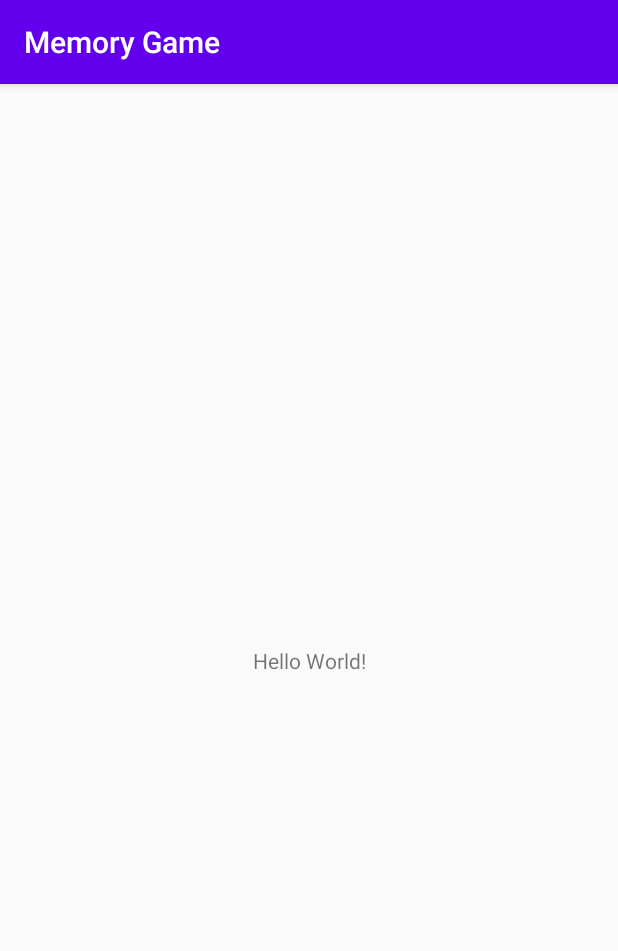
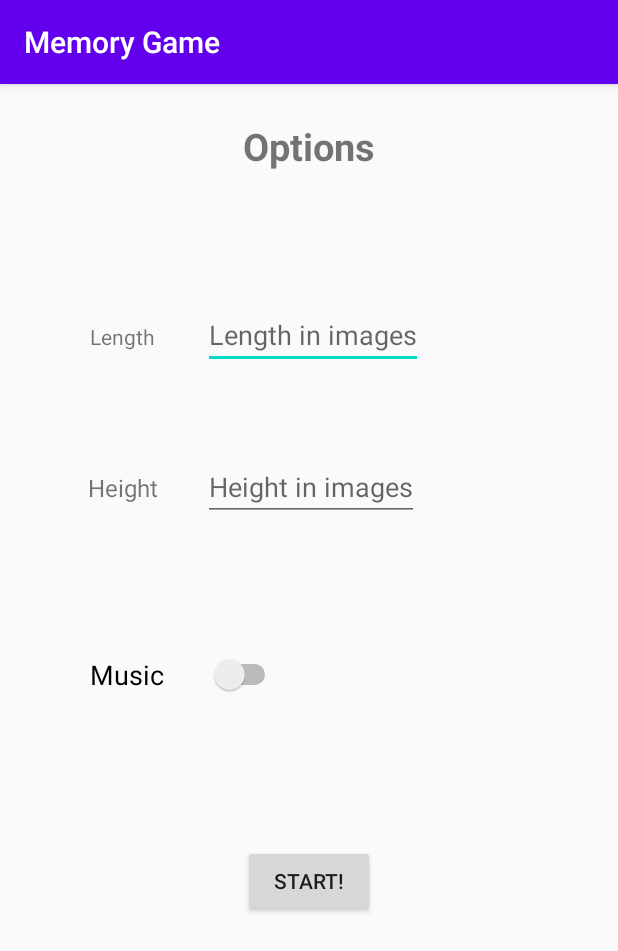
Before and after one commit to xrazis/uniLabWork, an Android app: the screen it shows after launch (MainActivity before the commit, OptionsAct after it), on a phone screen of 412 x 824 dp. Shown: the top 951 px of the screen. Run offline under Robolectric (Android 15) with nearby library versions, the phone set to English and light mode, and no system bars.

Commit message:
Add options screen

```diff
--- a/android-studio/MemoryGame/app/src/main/AndroidManifest.xml
+++ b/android-studio/MemoryGame/app/src/main/AndroidManifest.xml
@@ -9,7 +9,7 @@
         android:roundIcon="@mipmap/ic_launcher_round"
         android:supportsRtl="true"
         android:theme="@style/AppTheme">
-        <activity android:name=".MainActivity">
+        <activity android:name=".OptionsAct">
             <intent-filter>
                 <action android:name="android.intent.action.MAIN" />
 
--- a/android-studio/MemoryGame/app/src/main/java/com/example/memorygame/MainActivity.java
+++ b/android-studio/MemoryGame/app/src/main/java/com/example/memorygame/OptionsAct.java
@@ -1,14 +1,14 @@
 package com.example.memorygame;
+
+import android.os.Bundle;
 
 import androidx.appcompat.app.AppCompatActivity;
 
-import android.os.Bundle;
-
-public class MainActivity extends AppCompatActivity {
+public class OptionsAct extends AppCompatActivity {
 
     @Override
     protected void onCreate(Bundle savedInstanceState) {
         super.onCreate(savedInstanceState);
-        setContentView(R.layout.activity_main);
+        setContentView(R.layout.options_lay);
     }
 }
--- a/android-studio/MemoryGame/app/src/main/res/layout/activity_main.xml
+++ /dev/null
@@ -1,18 +0,0 @@
-<?xml version="1.0" encoding="utf-8"?>
-<androidx.constraintlayout.widget.ConstraintLayout xmlns:android="http://schemas.android.com/apk/res/android"
-    xmlns:app="http://schemas.android.com/apk/res-auto"
-    xmlns:tools="http://schemas.android.com/tools"
-    android:layout_width="match_parent"
-    android:layout_height="match_parent"
-    tools:context=".MainActivity">
-
-    <TextView
-        android:layout_width="wrap_content"
-        android:layout_height="wrap_content"
-        android:text="Hello World!"
-        app:layout_constraintBottom_toBottomOf="parent"
-        app:layout_constraintLeft_toLeftOf="parent"
-        app:layout_constraintRight_toRightOf="parent"
-        app:layout_constraintTop_toTopOf="parent" />
-
-</androidx.constraintlayout.widget.ConstraintLayout>
--- /dev/null
+++ b/android-studio/MemoryGame/app/src/main/res/layout/options_lay.xml
@@ -0,0 +1,91 @@
+<?xml version="1.0" encoding="utf-8"?>
+<androidx.constraintlayout.widget.ConstraintLayout xmlns:android="http://schemas.android.com/apk/res/android"
+    xmlns:app="http://schemas.android.com/apk/res-auto"
+    xmlns:tools="http://schemas.android.com/tools"
+    android:layout_width="match_parent"
+    android:layout_height="match_parent"
+    tools:context=".OptionsAct">
+
+    <TextView
+        android:id="@+id/textView"
+        android:layout_width="wrap_content"
+        android:layout_height="wrap_content"
+        android:layout_marginTop="24dp"
+        android:text="@string/strOptionsTitle"
+        android:textSize="25sp"
+        android:textStyle="bold"
+        app:layout_constraintEnd_toEndOf="parent"
+        app:layout_constraintStart_toStartOf="parent"
+        app:layout_constraintTop_toTopOf="parent" />
+
+    <TextView
+        android:id="@+id/textView2"
+        android:layout_width="wrap_content"
+        android:layout_height="wrap_content"
+        android:layout_marginStart="60dp"
+        android:layout_marginTop="100dp"
+        android:text="Length"
+        app:layout_constraintStart_toStartOf="parent"
+        app:layout_constraintTop_toBottomOf="@+id/textView" />
+
+    <EditText
+        android:id="@+id/etWidth"
+        android:layout_width="wrap_content"
+        android:layout_height="wrap_content"
+        android:layout_marginStart="32dp"
+        android:hint="Length in images"
+        android:inputType="textPersonName"
+        android:textSize="18sp"
+        app:layout_constraintBaseline_toBaselineOf="@+id/textView2"
+        app:layout_constraintStart_toEndOf="@+id/textView2" />
+
+    <TextView
+        android:id="@+id/textView3"
+        android:layout_width="wrap_content"
+        android:layout_height="wrap_content"
+        android:layout_marginTop="80dp"
+        android:text="Height"
+        android:textSize="16sp"
+        app:layout_constraintEnd_toEndOf="@+id/textView2"
+        app:layout_constraintStart_toStartOf="@+id/textView2"
+        app:layout_constraintTop_toBottomOf="@+id/textView2" />
+
+    <EditText
+        android:id="@+id/etHeight"
+        android:layout_width="0dp"
+        android:layout_height="wrap_content"
+        android:hint="Height in images"
+        android:inputType="number"
+        app:layout_constraintBaseline_toBaselineOf="@+id/textView3"
+        app:layout_constraintStart_toStartOf="@+id/etWidth" />
+
+    <androidx.constraintlayout.widget.Guideline
+        android:id="@+id/guideline"
+        android:layout_width="wrap_content"
+        android:layout_height="wrap_content"
+        android:orientation="vertical"
+        app:layout_constraintGuide_begin="60dp" />
+
+    <Switch
+        android:id="@+id/SwMusic"
+        android:layout_width="wrap_content"
+        android:layout_height="wrap_content"
+        android:layout_marginStart="60dp"
+        android:layout_marginTop="100dp"
+        android:switchPadding="30dp"
+        android:text="Music"
+        android:textSize="18sp"
+        app:layout_constraintStart_toStartOf="parent"
+        app:layout_constraintTop_toBottomOf="@+id/textView3" />
+
+    <Button
+        android:id="@+id/button4"
+        android:layout_width="wrap_content"
+        android:layout_height="wrap_content"
+        android:layout_marginTop="100dp"
+        android:text="Start!"
+        app:layout_constraintEnd_toEndOf="parent"
+        app:layout_constraintStart_toStartOf="parent"
+        app:layout_constraintTop_toBottomOf="@+id/SwMusic" />
+
+</androidx.constraintlayout.widget.ConstraintLayout>
--- a/android-studio/MemoryGame/app/src/main/res/values/strings.xml
+++ b/android-studio/MemoryGame/app/src/main/res/values/strings.xml
@@ -1,3 +1,4 @@
 <resources>
     <string name="app_name">Memory Game</string>
+    <string name="strOptionsTitle">Options</string>
 </resources>
```
